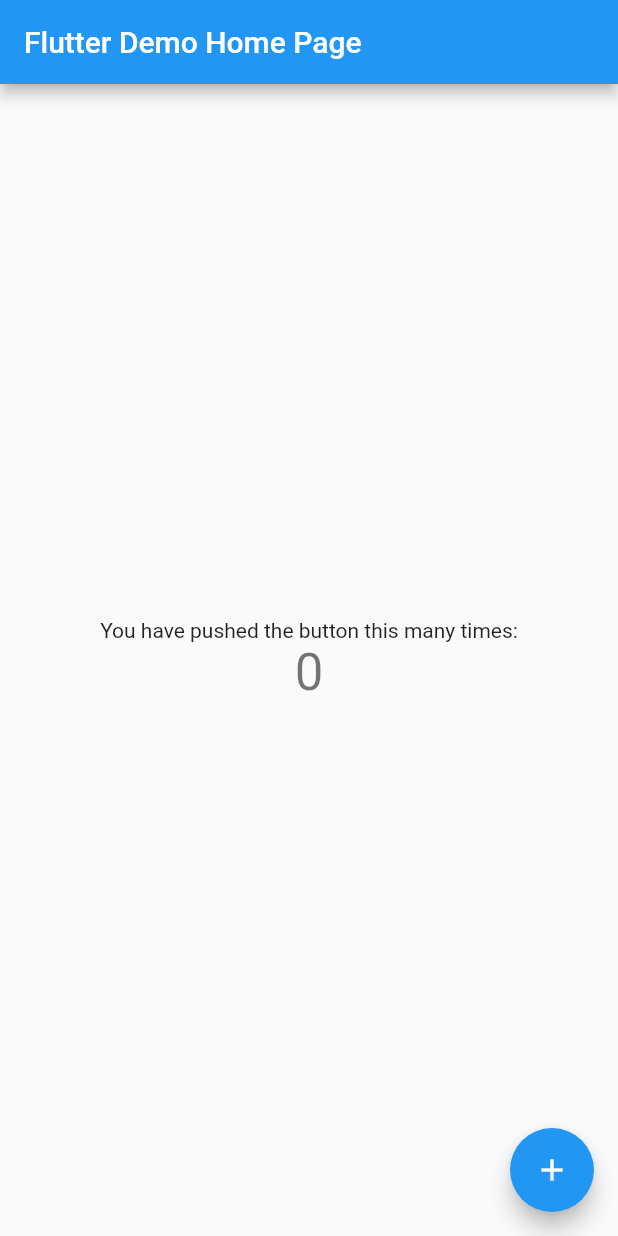
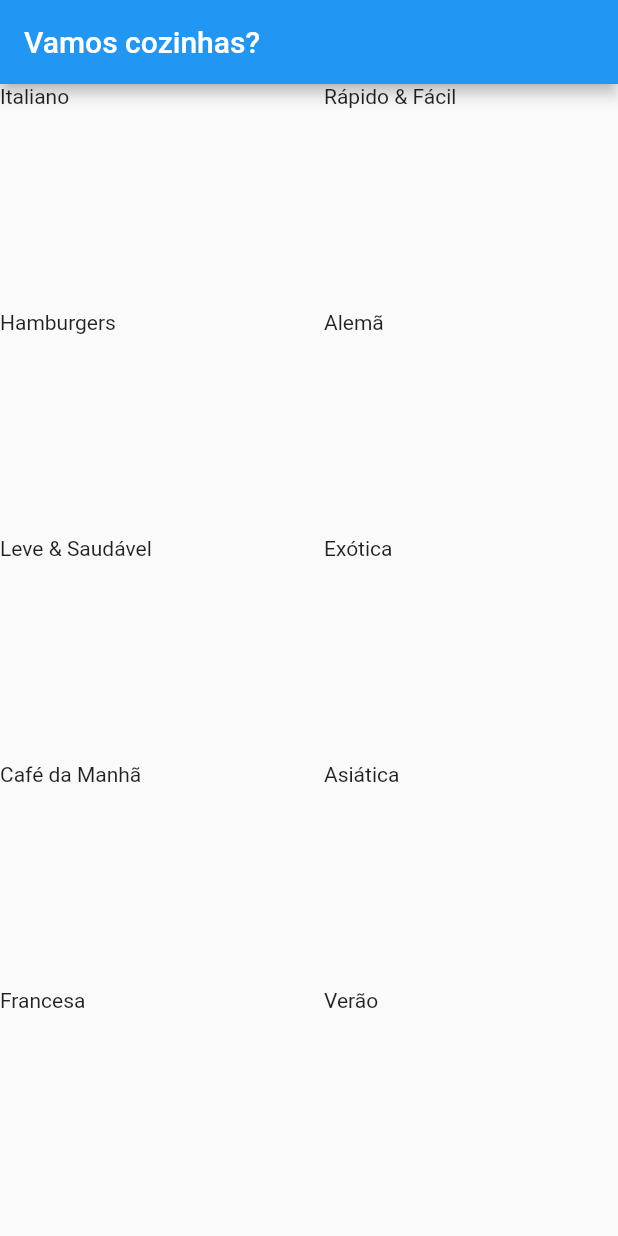
Before and after one commit to Penfore/project_meals, a Flutter app: the screen it shows after launch, on a phone screen of 412 x 824 dp. Run offline on Flutter 3.47's test engine with Material 2 defaults, Android fonts, the phone set to English and light mode, and no system bars.

Commit message:
Initial data setup and screen 	- Created the Category class, added the initial data to the project. 	- Diplay the categories on the screen.

```diff
--- /dev/null
+++ b/lib/components/category_item.dart
@@ -0,0 +1,18 @@
+import 'package:flutter/material.dart';
+
+import '../models/category.dart';
+
+class CategoryItem extends StatelessWidget {
+  final Category? category;
+
+  const CategoryItem({
+    this.category,
+  });
+
+  @override
+  Widget build(BuildContext context) {
+    return Container(
+      child: Text(category!.title!),
+    );
+  }
+}
--- /dev/null
+++ b/lib/data/dummy_data.dart
@@ -0,0 +1,56 @@
+import 'package:flutter/material.dart';
+
+import '../models/category.dart';
+
+const DUMMY_CATEGORIES = [
+  Category(
+    id: 'c1',
+    title: 'Italiano',
+    color: Colors.purple,
+  ),
+  Category(
+    id: 'c2',
+    title: 'Rápido & Fácil',
+    color: Colors.red,
+  ),
+  Category(
+    id: 'c3',
+    title: 'Hamburgers',
+    color: Colors.orange,
+  ),
+  Category(
+    id: 'c4',
+    title: 'Alemã',
+    color: Colors.amber,
+  ),
+  Category(
+    id: 'c5',
+    title: 'Leve & Saudável',
+    color: Colors.indigo,
+  ),
+  Category(
+    id: 'c6',
+    title: 'Exótica',
+    color: Colors.green,
+  ),
+  Category(
+    id: 'c7',
+    title: 'Café da Manhã',
+    color: Colors.lightBlue,
+  ),
+  Category(
+    id: 'c8',
+    title: 'Asiática',
+    color: Colors.lightGreen,
+  ),
+  Category(
+    id: 'c9',
+    title: 'Francesa',
+    color: Colors.pink,
+  ),
+  Category(
+    id: 'c10',
+    title: 'Verão',
+    color: Colors.teal,
+  ),
+];
--- a/lib/main.dart
+++ b/lib/main.dart
@@ -1,115 +1,20 @@
 import 'package:flutter/material.dart';
 
-void main() {
-  runApp(const MyApp());
-}
+import 'screens/categories_screen.dart';
+
+void main() => runApp(const MyApp());
 
 class MyApp extends StatelessWidget {
   const MyApp({Key? key}) : super(key: key);
 
-  // This widget is the root of your application.
   @override
   Widget build(BuildContext context) {
     return MaterialApp(
-      title: 'Flutter Demo',
+      title: 'Vamos cozinhar?',
       theme: ThemeData(
-        // This is the theme of your application.
-        //
-        // Try running your application with "flutter run". You'll see the
-        // application has a blue toolbar. Then, without quitting the app, try
-        // changing the primarySwatch below to Colors.green and then invoke
-        // "hot reload" (press "r" in the console where you ran "flutter run",
-        // or simply save your changes to "hot reload" in a Flutter IDE).
-        // Notice that the counter didn't reset back to zero; the application
-        // is not restarted.
         primarySwatch: Colors.blue,
       ),
-      home: const MyHomePage(title: 'Flutter Demo Home Page'),
+      home: const CategoriesScreen(),
     );
   }
 }
-
-class MyHomePage extends StatefulWidget {
-  const MyHomePage({Key? key, required this.title}) : super(key: key);
-
-  // This widget is the home page of your application. It is stateful, meaning
-  // that it has a State object (defined below) that contains fields that affect
-  // how it looks.
-
-  // This class is the configuration for the state. It holds the values (in this
-  // case the title) provided by the parent (in this case the App widget) and
-  // used by the build method of the State. Fields in a Widget subclass are
-  // always marked "final".
-
-  final String title;
-
-  @override
-  State<MyHomePage> createState() => _MyHomePageState();
-}
-
-class _MyHomePageState extends State<MyHomePage> {
-  int _counter = 0;
-
-  void _incrementCounter() {
-    setState(() {
-      // This call to setState tells the Flutter framework that something has
-      // changed in this State, which causes it to rerun the build method below
-      // so that the display can reflect the updated values. If we changed
-      // _counter without calling setState(), then the build method would not be
-      // called again, and so nothing would appear to happen.
-      _counter++;
-    });
-  }
-
-  @override
-  Widget build(BuildContext context) {
-    // This method is rerun every time setState is called, for instance as done
-    // by the _incrementCounter method above.
-    //
-    // The Flutter framework has been optimized to make rerunning build methods
-    // fast, so that you can just rebuild anything that needs updating rather
-    // than having to individually change instances of widgets.
-    return Scaffold(
-      appBar: AppBar(
-        // Here we take the value from the MyHomePage object that was created by
-        // the App.build method, and use it to set our appbar title.
-        title: Text(widget.title),
-      ),
-      body: Center(
-        // Center is a layout widget. It takes a single child and positions it
-        // in the middle of the parent.
-        child: Column(
-          // Column is also a layout widget. It takes a list of children and
-          // arranges them vertically. By default, it sizes itself to fit its
-          // children horizontally, and tries to be as tall as its parent.
-          //
-          // Invoke "debug painting" (press "p" in the console, choose the
-          // "Toggle Debug Paint" action from the Flutter Inspector in Android
-          // Studio, or the "Toggle Debug Paint" command in Visual Studio Code)
-          // to see the wireframe for each widget.
-          //
-          // Column has various properties to control how it sizes itself and
-          // how it positions its children. Here we use mainAxisAlignment to
-          // center the children vertically; the main axis here is the vertical
-          // axis because Columns are vertical (the cross axis would be
-          // horizontal).
-          mainAxisAlignment: MainAxisAlignment.center,
-          children: <Widget>[
-            const Text(
-              'You have pushed the button this many times:',
-            ),
-            Text(
-              '$_counter',
-              style: Theme.of(context).textTheme.headline4,
-            ),
-          ],
-        ),
-      ),
-      floatingActionButton: FloatingActionButton(
-        onPressed: _incrementCounter,
-        tooltip: 'Increment',
-        child: const Icon(Icons.add),
-      ), // This trailing comma makes auto-formatting nicer for build methods.
-    );
-  }
-}
--- /dev/null
+++ b/lib/models/category.dart
@@ -0,0 +1,13 @@
+import 'package:flutter/material.dart';
+
+class Category {
+  final String? id;
+  final String? title;
+  final Color? color;
+
+  const Category({
+    required this.id,
+    required this.title,
+    this.color = Colors.orange,
+  });
+}
--- /dev/null
+++ b/lib/screens/categories_screen.dart
@@ -0,0 +1,28 @@
+import 'package:flutter/material.dart';
+
+import '../components/category_item.dart';
+import '../data/dummy_data.dart';
+
+class CategoriesScreen extends StatelessWidget {
+  const CategoriesScreen({Key? key}) : super(key: key);
+
+  @override
+  Widget build(BuildContext context) {
+    return Scaffold(
+      appBar: AppBar(
+        title: const Text('Vamos cozinhas?'),
+      ),
+      body: GridView(
+        gridDelegate: const SliverGridDelegateWithMaxCrossAxisExtent(
+          maxCrossAxisExtent: 200,
+          childAspectRatio: 3 / 2,
+          crossAxisSpacing: 20,
+          mainAxisSpacing: 20,
+        ),
+        children: DUMMY_CATEGORIES.map((category) {
+          return CategoryItem(category: category);
+        }).toList(),
+      ),
+    );
+  }
+}
```
